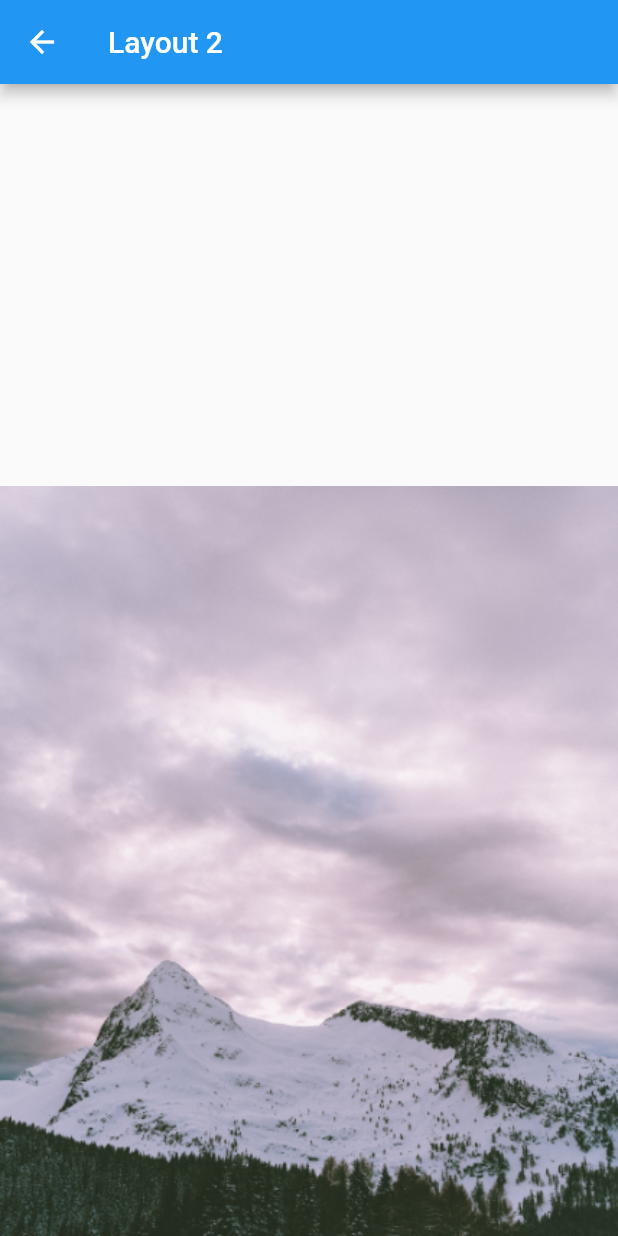
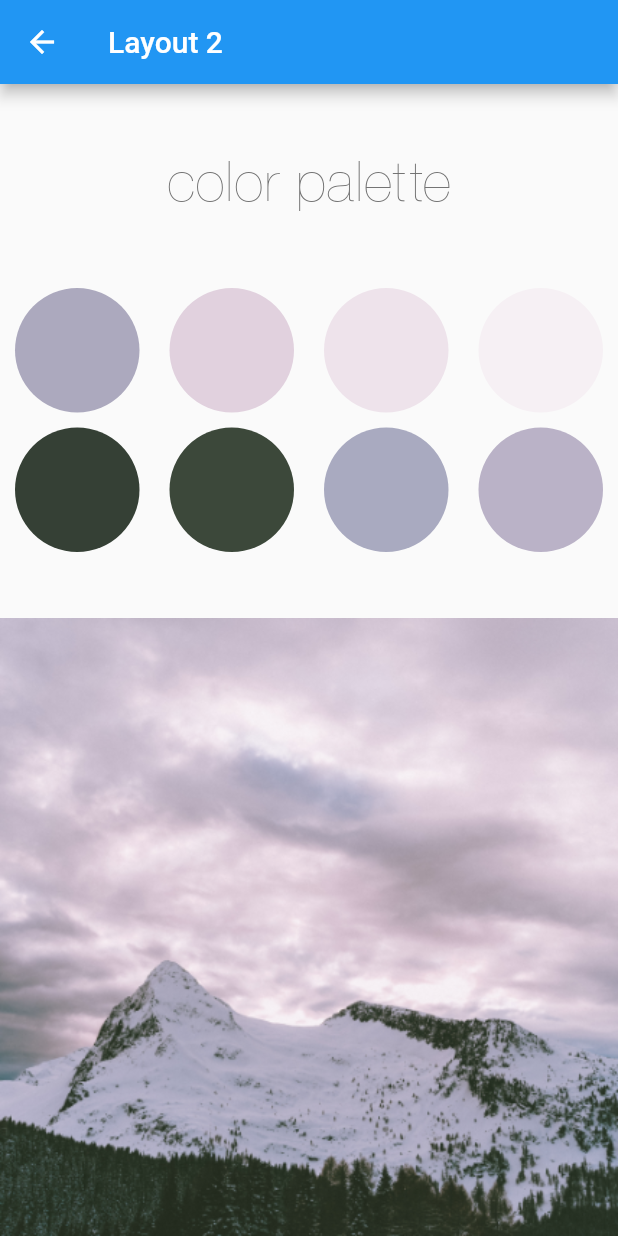
Before and after one commit to hieuphan94/200lab-flutter-day1-day2-threelayouts, a Flutter app: the Layout2 screen opened directly, on a phone screen of 412 x 824 dp. Run offline on Flutter 3.47's test engine with Material 2 defaults, Android fonts, the phone set to English and light mode, and no system bars; our stand-ins replace hexcolor.

Commit message:
Fix layout responsive on Iphone 8 && Iphone 12 by MediaQuery

```diff
--- a/lib/layout2.dart
+++ b/lib/layout2.dart
@@ -1,10 +1,12 @@
 import 'package:flutter/cupertino.dart';
 import 'package:flutter/material.dart';
+import 'package:hexcolor/hexcolor.dart';
 
 class Layout2 extends StatelessWidget {
-  final cirWidthAndHeight = 73.0;
-  final textColor = 0x707070;
+  final textColor = "#707070";
   final textString = "color palette";
+  final spacing = 20.0;
+  final runSpacing = 10.0;
   @override
   Widget build(BuildContext context) {
     return Scaffold(
@@ -23,23 +25,23 @@
                     style: TextStyle(
                         fontFamily: 'Nimbus',
                         fontSize: 40,
-                        color: Color(textColor),
+                        color: HexColor(textColor),
                         fontWeight: FontWeight.w300),
                   ),
                   Column(
                     children: [
                       Wrap(
-                        spacing: 20.0,
-                        runSpacing: 20.0,
+                        spacing: spacing,
+                        runSpacing: runSpacing,
                         children: [
-                          renderContainer(0xACA9BE),
-                          renderContainer(0xE1D1DE),
-                          renderContainer(0xEEE3EB),
-                          renderContainer(0xF6F0F4),
-                          renderContainer(0x354035),
-                          renderContainer(0x3C483A),
-                          renderContainer(0xA9AAC0),
-                          renderContainer(0xBAB2C7),
+                          renderContainer(context, "#ACA9BE"),
+                          renderContainer(context, "#E1D1DE"),
+                          renderContainer(context, "#EEE3EB"),
+                          renderContainer(context, "#F6F0F4"),
+                          renderContainer(context, "#354035"),
+                          renderContainer(context, "#3C483A"),
+                          renderContainer(context, "#A9AAC0"),
+                          renderContainer(context, "#BAB2C7"),
                         ],
                       )
                     ],
@@ -49,7 +51,7 @@
             ),
             Image.asset(
               'assets/images/layout2.png',
-              height: 500,
+              height: MediaQuery.of(context).size.width * 1,
               width: double.infinity,
               fit: BoxFit.cover,
               alignment: Alignment.bottomLeft,
@@ -57,7 +59,12 @@
           ],
         ));
   }
-  Widget renderContainer(int color) {
-    return Container(width: cirWidthAndHeight, height: cirWidthAndHeight, color: Color(color));
+
+  Widget renderContainer(BuildContext context, String color) {
+    return Container(
+        decoration: new BoxDecoration(
+            color: HexColor(color), borderRadius: BorderRadius.circular(50)),
+        width: (MediaQuery.of(context).size.width - spacing * 4) / 4,
+        height: (MediaQuery.of(context).size.width - spacing * 4) / 4);
   }
 }
--- a/pubspec.yaml
+++ b/pubspec.yaml
@@ -28,6 +28,7 @@
   # The following adds the Cupertino Icons font to your application.
   # Use with the CupertinoIcons class for iOS style icons.
   cupertino_icons: ^1.0.2
+  hexcolor: ^2.0.3
 
 dev_dependencies:
   flutter_test:
```
Also changed, not shown: lib/layout1.dart (+16 -13 lines), lib/layout3.dart (+5 -6 lines), pubspec.lock.
